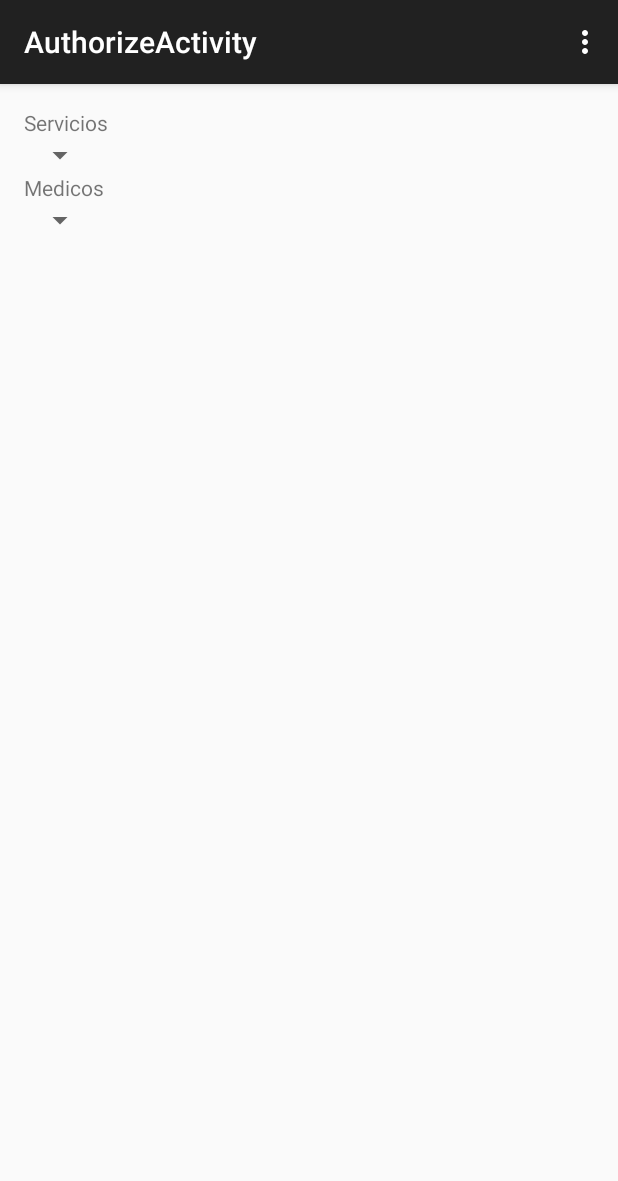
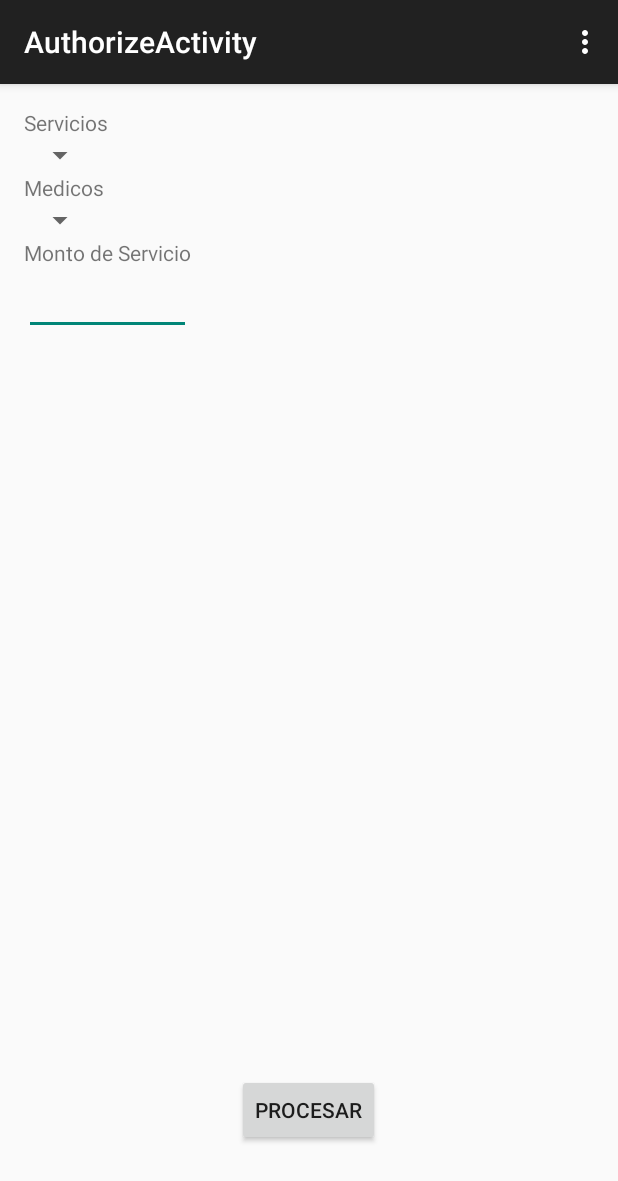
Before and after one commit to Breslyofimatic/ARS, an Android app: the AuthorizeActivity screen opened directly, with no data from a screen before it, on a phone screen of 412 x 824 dp. Shown: the top 1181 px of the screen. Run offline under Robolectric (Android 15) with nearby library versions, the phone set to English and light mode, and no system bars; 1 statement that could not run was skipped.

Commit message:
-Agregado boton Procesar y Monto de Servicio

```diff
--- a/ofimatic.ars/src/main/res/layout/activity_authorize.xml
+++ b/ofimatic.ars/src/main/res/layout/activity_authorize.xml
@@ -40,4 +40,32 @@
         android:layout_below="@+id/textView3"
         />
 
+    <TextView
+        android:layout_width="wrap_content"
+        android:layout_height="wrap_content"
+        android:text="Monto de Servicio"
+        android:id="@+id/tvMontoServices"
+        android:layout_below="@+id/SpinMedicos"
+        android:layout_alignParentLeft="true"
+        android:layout_alignParentStart="true" />
+
+    <EditText
+        android:layout_width="wrap_content"
+        android:layout_height="wrap_content"
+        android:id="@+id/editTextMonto"
+        android:layout_below="@+id/tvMontoServices"
+        android:layout_alignParentLeft="true"
+        android:layout_alignParentStart="true"
+        android:layout_alignRight="@+id/tvMontoServices"
+        android:layout_alignEnd="@+id/tvMontoServices" />
+
+    <Button
+        android:layout_width="wrap_content"
+        android:layout_height="wrap_content"
+        android:text="Procesar"
+        android:id="@+id/button"
+        android:layout_alignParentBottom="true"
+        android:layout_centerHorizontal="true"
+        android:layout_marginBottom="44dp" />
+
 </RelativeLayout>
```
